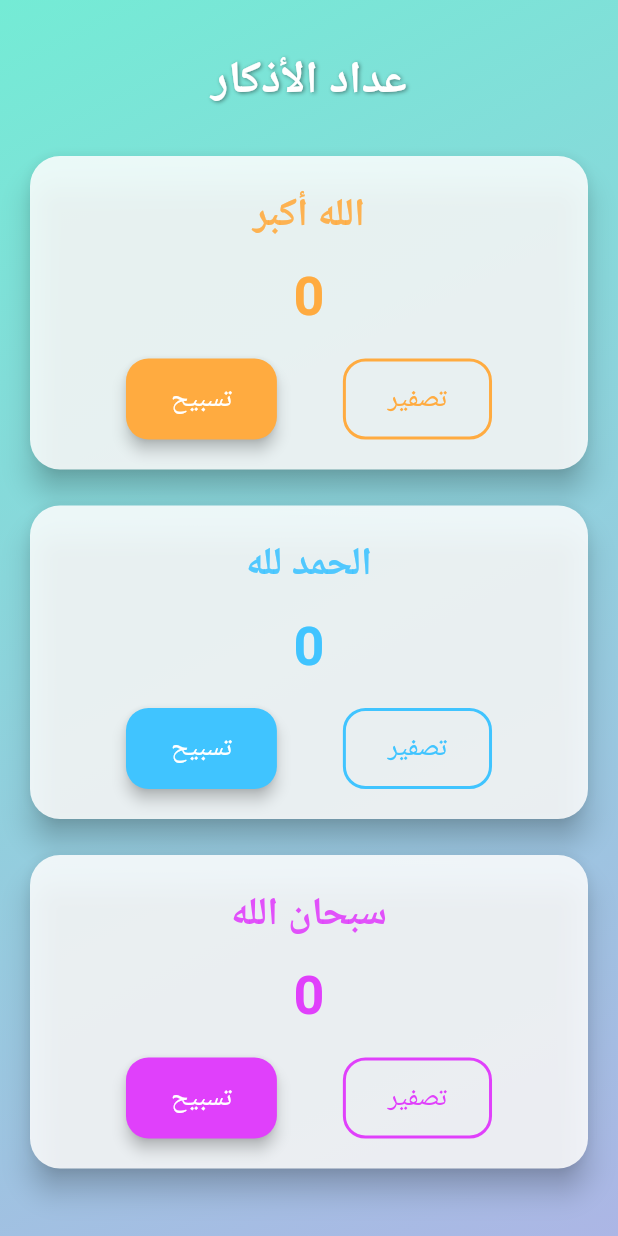
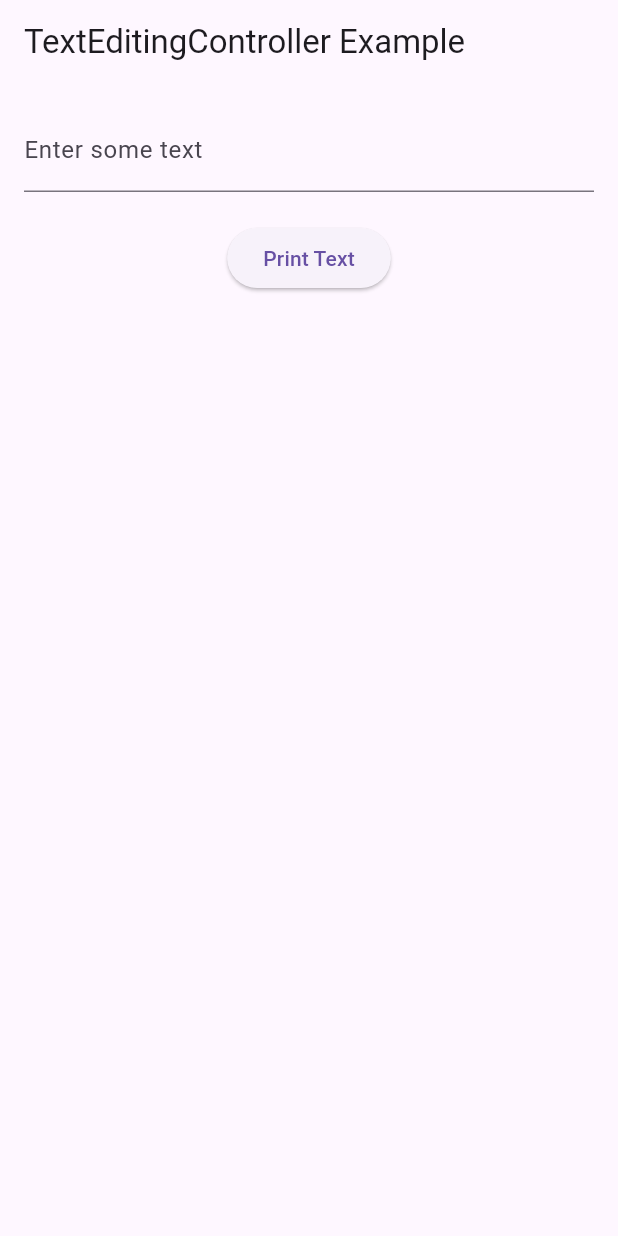
Before and after one commit to LAHENLAHRN/allapplication, a Flutter app: the screen it shows after launch, on a phone screen of 412 x 824 dp. Run offline on Flutter 3.47's test engine with Material 3 defaults, Android fonts, the phone set to English and light mode, and no system bars.

Commit message:
lesson_05-a-Handling_User_Input

```diff
--- a/lib/main.dart
+++ b/lib/main.dart
@@ -1,175 +1,53 @@
+//import 'dart:io';
+
 import 'package:flutter/material.dart';
 
 void main() {
-  runApp(const TasbeehApp());
+  runApp(ProfileApp());
 }
 
-class TasbeehApp extends StatelessWidget {
-  const TasbeehApp({super.key});
+class ProfileApp extends StatefulWidget {
+  @override
+  _ProfileAppState createState() => _ProfileAppState();
+}
+
+class _ProfileAppState extends State<ProfileApp> {
+  final TextEditingController _controller = TextEditingController();
+
+  @override
+  void dispose() {
+    // Step 4: Dispose of the controller when it’s no longer needed
+    _controller.dispose();
+    super.dispose();
+  }
 
   @override
   Widget build(BuildContext context) {
     return MaterialApp(
-      debugShowCheckedModeBanner: false,
-      title: 'عداد التسبيح',
-      theme: ThemeData(
-        fontFamily: 'Roboto',
-        primarySwatch: Colors.teal,
-      ),
-      home: const TasbeehScreen(),
-    );
-  }
-}
+      home: Scaffold(
+        appBar: AppBar(title: Text('TextEditingController Example')),
+        body: Padding(
+          padding: const EdgeInsets.all(16.0),
+          child: Column(
+            children: [
+              TextField(
+                // Step 2: Assign the controller to the TextField
+                controller: _controller,
+                decoration: InputDecoration(labelText: 'Enter some text'),
+              ),
+              SizedBox(height: 20),
+              ElevatedButton(
+                onPressed: () {
+                  // Step 3: Access the text value from the controller
+                  print('Text entered: ${_controller.text}');
 
-class TasbeehScreen extends StatefulWidget {
-  const TasbeehScreen({super.key});
-
-  @override
-  State<TasbeehScreen> createState() => _TasbeehScreenState();
-}
-
-class _TasbeehScreenState extends State<TasbeehScreen> {
-  int allahuAkbar = 0;
-  int alhamdulillah = 0;
-  int subhanAllah = 0;
-
-  @override
-  Widget build(BuildContext context) {
-    return Scaffold(
-      body: Container(
-        decoration: const BoxDecoration(
-          gradient: LinearGradient(
-            colors: [Color(0xFF74EBD5), Color(0xFFACB6E5)],
-            begin: Alignment.topLeft,
-            end: Alignment.bottomRight,
-          ),
-        ),
-        child: SafeArea(
-          child: SingleChildScrollView(
-            physics: const BouncingScrollPhysics(),
-            padding: const EdgeInsets.all(16.0),
-            child: Column(
-              children: [
-                const SizedBox(height: 16),
-                const Text(
-                  'عداد الأذكار',
-                  style: TextStyle(
-                    fontSize: 30,
-                    fontWeight: FontWeight.bold,
-                    color: Colors.white,
-                    shadows: [
-                      Shadow(
-                        color: Colors.black45,
-                        offset: Offset(1, 1),
-                        blurRadius: 3,
-                      ),
-                    ],
-                  ),
-                ),
-                const SizedBox(height: 24),
-                _buildCounterCard(
-                  title: 'الله أكبر',
-                  count: allahuAkbar,
-                  color: Colors.orangeAccent,
-                  onTap: () => setState(() => allahuAkbar++),
-                  onReset: () => setState(() => allahuAkbar = 0),
-                ),
-                const SizedBox(height: 16),
-                _buildCounterCard(
-                  title: 'الحمد لله',
-                  count: alhamdulillah,
-                  color: Colors.lightBlueAccent,
-                  onTap: () => setState(() => alhamdulillah++),
-                  onReset: () => setState(() => alhamdulillah = 0),
-                ),
-                const SizedBox(height: 16),
-                _buildCounterCard(
-                  title: 'سبحان الله',
-                  count: subhanAllah,
-                  color: Colors.purpleAccent,
-                  onTap: () => setState(() => subhanAllah++),
-                  onReset: () => setState(() => subhanAllah = 0),
-                ),
-                const SizedBox(height: 30),
-              ],
-            ),
+                },
+                child: Text('Print Text'),
+              ),
+            ],
           ),
         ),
       ),
     );
   }
-
-  Widget _buildCounterCard({
-    required String title,
-    required int count,
-    required Color color,
-    required VoidCallback onTap,
-    required VoidCallback onReset,
-  }) {
-    return Card(
-      color: Colors.white.withOpacity(0.85),
-      shape: RoundedRectangleBorder(borderRadius: BorderRadius.circular(20)),
-      elevation: 8,
-      child: Padding(
-        padding: const EdgeInsets.all(20),
-        child: Column(
-          children: [
-            Text(
-              title,
-              style: TextStyle(
-                fontSize: 26,
-                fontWeight: FontWeight.bold,
-                color: color.withOpacity(0.9),
-              ),
-            ),
-            const SizedBox(height: 10),
-            Text(
-              '$count',
-              style: TextStyle(
-                fontSize: 36,
-                fontWeight: FontWeight.w600,
-                color: color,
-              ),
-            ),
-            const SizedBox(height: 16),
-            Row(
-              mainAxisAlignment: MainAxisAlignment.spaceEvenly,
-              children: [
-                ElevatedButton(
-                  onPressed: onTap,
-                  style: ElevatedButton.styleFrom(
-                    backgroundColor: color,
-                    foregroundColor: Colors.white,
-                    padding: const EdgeInsets.symmetric(
-                        horizontal: 30, vertical: 14),
-                    shape: RoundedRectangleBorder(
-                        borderRadius: BorderRadius.circular(15)),
-                    elevation: 4,
-                  ),
-                  child: const Text(
-                    'تسبيح',
-                    style: TextStyle(fontSize: 18),
-                  ),
-                ),
-                OutlinedButton(
-                  onPressed: onReset,
-                  style: OutlinedButton.styleFrom(
-                    side: BorderSide(color: color, width: 2),
-                    padding: const EdgeInsets.symmetric(
-                        horizontal: 30, vertical: 14),
-                    shape: RoundedRectangleBorder(
-                        borderRadius: BorderRadius.circular(15)),
-                  ),
-                  child: Text(
-                    'تصفير',
-                    style: TextStyle(fontSize: 18, color: color),
-                  ),
-                ),
-              ],
-            ),
-          ],
-        ),
-      ),
-    );
-  }
 }
```
Also changed, not shown: 1 other file.
